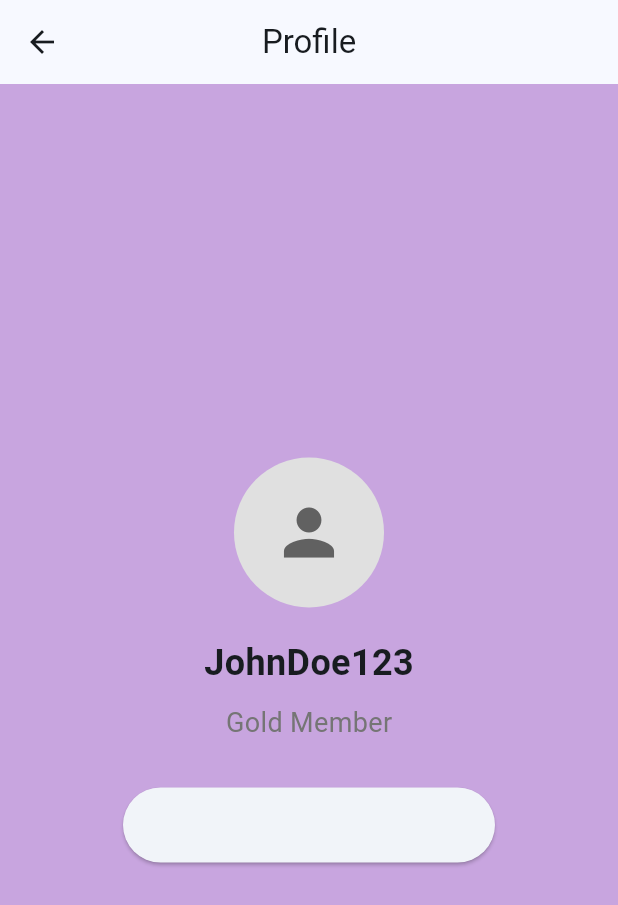
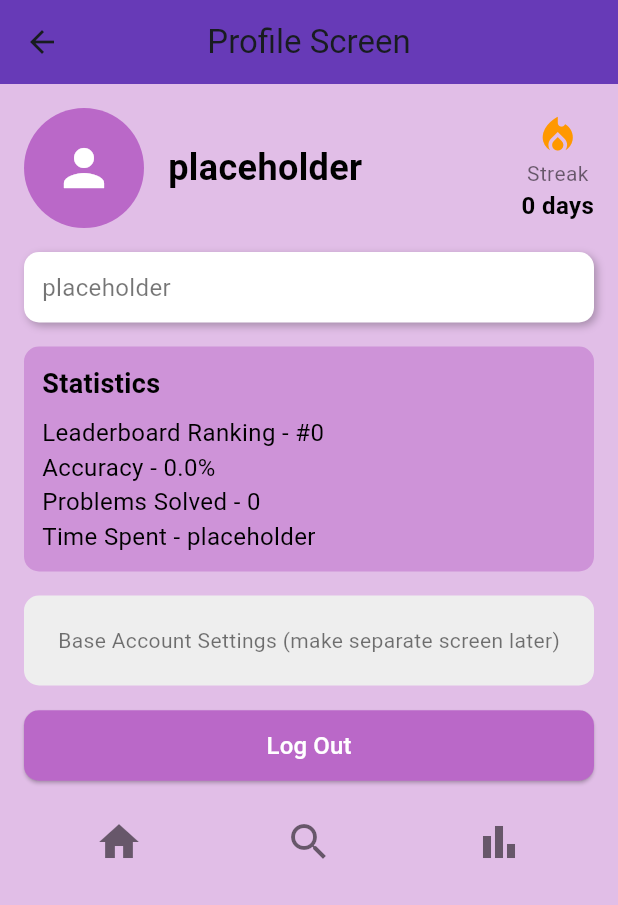
Before and after one commit to AP-pInnovators/frontend, a Flutter app: the ProfilePage screen opened by its route, on a phone screen of 412 x 824 dp. Shown: the top 905 px of the screen. Run offline on Flutter 3.47's test engine with Material 3 defaults, Android fonts, the light colour scheme and no system bars; our stand-ins replace flutter_secure_storage, google_fonts; missing offline and left inert: flutter_tex; accounts and stored records are empty.

Commit message:
pls work

```diff
--- a/lib/Pages/profile_page.dart
+++ b/lib/Pages/profile_page.dart
@@ -2,69 +2,198 @@
 import 'package:flutter/material.dart';
 
 class ProfilePage extends StatelessWidget {
-  final String username = "JohnDoe123"; // Replace with dynamic data if available
-  final String rank = "Gold Member"; // Replace with dynamic data if available
+  final String username = "placeholder";
+  final String aboutMe = "placeholder";
+  final int streak = 0;
+  final int leaderboardRank = 0;
+  final double accuracy = 0;
+  final int problemsSolved = 0;
+  final String timeSpent = "placeholder";
 
   @override
   Widget build(BuildContext context) {
     return Scaffold(
       appBar: AppBar(
-        title: Text("Profile"),
+        title: Text("Profile Screen"),
         centerTitle: true,
+        backgroundColor: Colors.deepPurple,
       ),
-      body: Center(
+      body: Container(
+        color: Colors.purple.shade100,
+        child: Padding(
+          padding: const EdgeInsets.all(16.0),
           child: Column(
-          mainAxisAlignment: MainAxisAlignment.center,
+            crossAxisAlignment: CrossAxisAlignment.stretch,
             children: [
-            // Profile picture placeholder
+              Row(
+                children: [
                   CircleAvatar(
-              radius: 50,
-              backgroundColor: Colors.grey.shade300,
+                    radius: 40,
+                    backgroundColor: Colors.purple.shade300,
                     child: Icon(
                       Icons.person,
-                size: 50,
-                color: Colors.grey.shade700,
+                      size: 40,
+                      color: Colors.white,
                     ),
                   ),
-            SizedBox(height: 20),
-            // Username
+                  SizedBox(width: 16),
                   Text(
                     username,
                     style: TextStyle(
                       fontSize: 24,
                       fontWeight: FontWeight.bold,
+                      color: Colors.black,
                     ),
                   ),
-            SizedBox(height: 10),
-            // Rank
+                  Spacer(),
+                  // Streak Section
+                  Column(
+                    children: [
+                      Icon(Icons.local_fire_department,
+                          color: Colors.orange, size: 30),
                       Text(
-              rank,
+                        'Streak',
+                        style: TextStyle(color: Colors.black54, fontSize: 14),
+                      ),
+                      Text(
+                        '$streak days',
+                        style: TextStyle(
+                          fontSize: 16,
+                          fontWeight: FontWeight.bold,
+                          color: Colors.black,
+                        ),
+                      ),
+                    ],
+                  ),
+                ],
+              ),
+              SizedBox(height: 16),
+              // About Me Section
+              Container(
+                padding: EdgeInsets.all(12),
+                decoration: BoxDecoration(
+                  color: Colors.white,
+                  borderRadius: BorderRadius.circular(10),
+                  boxShadow: [
+                    BoxShadow(
+                      color: Colors.black26,
+                      blurRadius: 4,
+                      offset: Offset(2, 2),
+                    ),
+                  ],
+                ),
+                child: Text(
+                  aboutMe,
+                  style: TextStyle(fontSize: 16, color: Colors.black54),
+                ),
+              ),
+              SizedBox(height: 16),
+              // Statistics Section
+              Container(
+                padding: EdgeInsets.all(12),
+                decoration: BoxDecoration(
+                  color: Colors.purple.shade200,
+                  borderRadius: BorderRadius.circular(10),
+                ),
+                child: Column(
+                  crossAxisAlignment: CrossAxisAlignment.start,
+                  children: [
+                    Text(
+                      "Statistics",
                       style: TextStyle(
                         fontSize: 18,
-                color: Colors.grey.shade600,
+                        fontWeight: FontWeight.bold,
+                        color: Colors.black,
                       ),
                     ),
-            SizedBox(height: 30),
-            // Edit Profile button
+                    SizedBox(height: 8),
+                    Text(
+                      "Leaderboard Ranking - #$leaderboardRank",
+                      style: TextStyle(fontSize: 16, color: Colors.black),
+                    ),
+                    Text(
+                      "Accuracy - ${accuracy.toStringAsFixed(1)}%",
+                      style: TextStyle(fontSize: 16, color: Colors.black),
+                    ),
+                    Text(
+                      "Problems Solved - $problemsSolved",
+                      style: TextStyle(fontSize: 16, color: Colors.black),
+                    ),
+                    Text(
+                      "Time Spent - $timeSpent",
+                      style: TextStyle(fontSize: 16, color: Colors.black),
+                    ),
+                  ],
+                ),
+              ),
+              SizedBox(height: 16),
+              // Placeholder for account settings
+              Container(
+                height: 60,
+                decoration: BoxDecoration(
+                  color: Colors.grey.shade200,
+                  borderRadius: BorderRadius.circular(10),
+                ),
+                child: Center(
+                  child: Text(
+                    "Base Account Settings (make separate screen later)",
+                    style: TextStyle(fontSize: 14, color: Colors.black54),
+                  ),
+                ),
+              ),
+              SizedBox(height: 16),
+              // Logout Button
               ElevatedButton(
                 onPressed: () {
-                // Add functionality to edit profile
+                  // Add logout functionality here
                   ScaffoldMessenger.of(context).showSnackBar(
-                  SnackBar(
-                    content: Text("Edit Profile functionality coming soon!"),
-                  ),
+                    SnackBar(content: Text("Log Out functionality coming soon!")),
                   );
                 },
-              child: Container(
-                width: 200,
-                height: 50,
-                alignment: Alignment.center,
+                style: ElevatedButton.styleFrom(
+                  primary: Colors.purple.shade300,
+                  padding: EdgeInsets.symmetric(vertical: 12),
+                  shape: RoundedRectangleBorder(
+                    borderRadius: BorderRadius.circular(10),
                   ),
                 ),
-               ]
+                child: Text(
+                  "Log Out",
+                  style: TextStyle(
+                    fontSize: 16,
+                    color: Colors.white,
                   ),
-            )
-
+                ),
+              ),
+              SizedBox(height: 16),
+              // Navigation Icons
+              Row(
+                mainAxisAlignment: MainAxisAlignment.spaceAround,
+                children: [
+                  IconButton(
+                    onPressed: () {
+                      // Navigate to Home
+                    },
+                    icon: Icon(Icons.home, color: Colors.black54, size: 32),
+                  ),
+                  IconButton(
+                    onPressed: () {
+                      // Navigate to Search
+                    },
+                    icon: Icon(Icons.search, color: Colors.black54, size: 32),
+                  ),
+                  IconButton(
+                    onPressed: () {
+                      // Navigate to Analytics
+                    },
+                    icon: Icon(Icons.bar_chart, color: Colors.black54, size: 32),
+                  ),
+                ],
+              ),
+            ],
+          ),
+        ),
+      ),
     );
   }
 }
```
Lines whose indentation alone changed are shown as unchanged.
